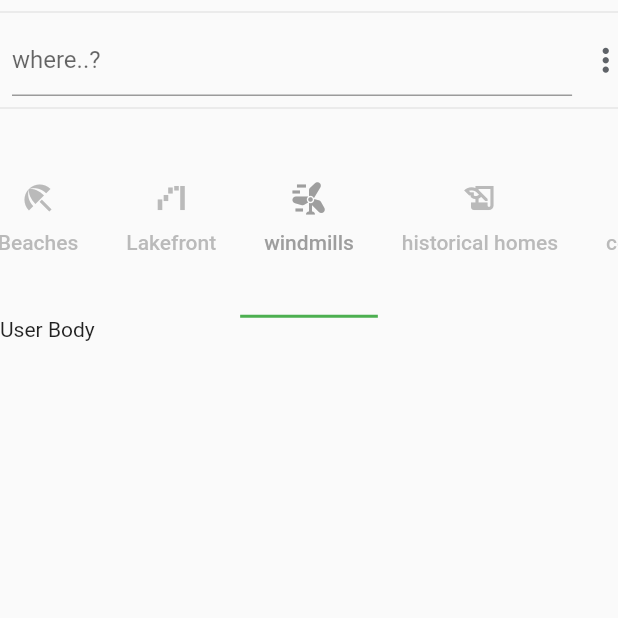
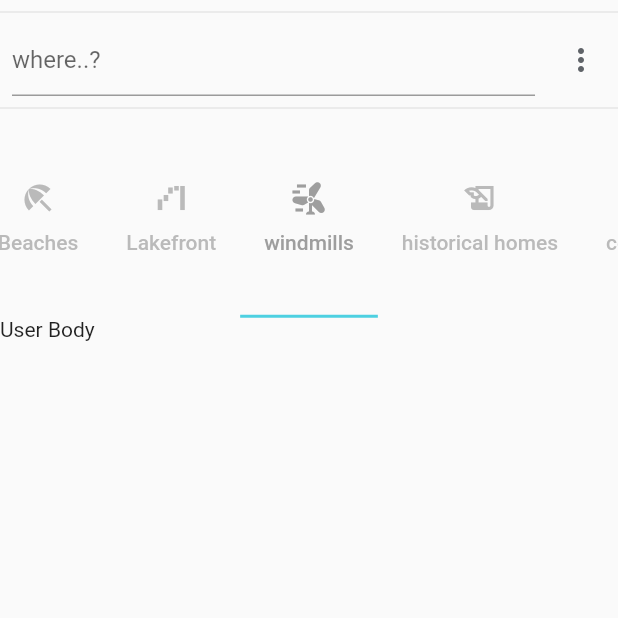
Before and after one commit to Uday-kiran9147/Home-rental, a Flutter app: the screen it shows after launch, tab 5 chosen, on a phone screen of 412 x 824 dp, the top half of it. Run offline on Flutter 3.47's test engine with Material 2 defaults, Android fonts, the phone set to English and light mode, and no system bars; network calls fail.

Commit message:
text complete

```diff
--- a/lib/main.dart
+++ b/lib/main.dart
@@ -84,8 +84,7 @@ class MyApp extends StatelessWidget {
       debugShowCheckedModeBanner: false,
       title: 'House Rental\'s',
       theme: ThemeData(
-        primarySwatch: Colors.green,
-      ),
+          primarySwatch: Colors.green, accentColor: Colors.cyan.shade300),
       home: MyHomePage(),
     );
   }
@@ -97,6 +96,7 @@ class MyHomePage extends StatefulWidget {
 }
 
 class _MyHomePageState extends State<MyHomePage> {
+  String controller = "";
   @override
   Widget build(BuildContext context) {
     return SafeArea(
@@ -109,20 +109,28 @@ class _MyHomePageState extends State<MyHomePage> {
               Row(
                 children: [
                   SizedBox(
-                    width: MediaQuery.of(context).size.width*0.95,
+                    width: MediaQuery.of(context).size.width * 0.89,
                     child: Padding(
-                      padding: const EdgeInsets.only(left:8.0,right: 10),
+                      padding: const EdgeInsets.only(left: 8.0, right: 10),
                       child: TextFormField(
-
+                        onChanged: (value) {
+                          controller = value.toString();
+                        },
                         decoration: InputDecoration(hintText: "where..?"),
                       ),
                     ),
                   ),
-                  Icon(
-                    weight: 40,
-                    Icons.more_vert_outlined,
-                    size: 25,
-                    color: Color(0xFF5F6368),
+                  SizedBox(
+                    width: MediaQuery.of(context).size.width * 0.10,
+                    child: IconButton(
+                      onPressed: () {
+                        print(controller);
+                      },
+                      // weight: 40,
+                      icon: Icon(Icons.more_vert_outlined),
+                      // size: 25,
+                      color: Color(0xFF5F6368),
+                    ),
                   ),
                 ],
               ),
--- a/lib/placed.dart
+++ b/lib/placed.dart
@@ -17,8 +17,7 @@ class _PlacesState extends State<Places> {
         length: 15,
         child: Column(mainAxisSize: MainAxisSize.min, children: <Widget>[
           Container(
-              height: MediaQuery.of(context).size.height * 0.16, child:
-                  _tab()),
+              height: MediaQuery.of(context).size.height * 0.16, child: _tab()),
           Container(
             height: MediaQuery.of(context).size.height,
             child: TabBarView(
```
Also changed, not shown: 2 other files.
